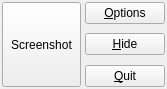
Before: the Qt Designer form lightscreenwindow.ui in manjeetdahiya/lightscreen-clone, drawn with Qt 5.
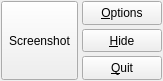
After: the same form once the commit is applied.

Diff of the .ui file:
```diff
--- a/lightscreenwindow.ui
+++ b/lightscreenwindow.ui
@@ -6,8 +6,8 @@
    <rect>
     <x>0</x>
     <y>0</y>
-    <width>167</width>
-    <height>89</height>
+    <width>163</width>
+    <height>81</height>
    </rect>
   </property>
   <property name="windowTitle">
@@ -18,7 +18,7 @@
     <number>4</number>
    </property>
    <property name="margin">
-    <number>2</number>
+    <number>1</number>
    </property>
    <item>
     <widget class="QToolButton" name="screenshotPushButton">
@@ -39,13 +39,19 @@
    <item>
     <layout class="QVBoxLayout" name="buttonLayout">
      <property name="spacing">
-      <number>0</number>
+      <number>4</number>
      </property>
      <property name="sizeConstraint">
       <enum>QLayout::SetMaximumSize</enum>
      </property>
      <item>
       <widget class="QPushButton" name="optionsPushButton">
+       <property name="sizePolicy">
+        <sizepolicy hsizetype="Minimum" vsizetype="Expanding">
+         <horstretch>0</horstretch>
+         <verstretch>0</verstretch>
+        </sizepolicy>
+       </property>
        <property name="toolTip">
         <string>Configure Lightscreen</string>
        </property>
@@ -60,21 +66,14 @@
        </property>
       </widget>
      </item>
-     <item>
-      <spacer name="optionsHideSpacer">
-       <property name="orientation">
-        <enum>Qt::Vertical</enum>
-       </property>
-       <property name="sizeHint" stdset="0">
-        <size>
-         <width>20</width>
-         <height>40</height>
-        </size>
-       </property>
-      </spacer>
-     </item>
      <item>
       <widget class="QPushButton" name="hidePushButton">
+       <property name="sizePolicy">
+        <sizepolicy hsizetype="Minimum" vsizetype="Expanding">
+         <horstretch>0</horstretch>
+         <verstretch>0</verstretch>
+        </sizepolicy>
+       </property>
        <property name="toolTip">
         <string>Hide Lightscreen </string>
        </property>
@@ -92,21 +91,14 @@
        </property>
       </widget>
      </item>
-     <item>
-      <spacer name="hideQuitSpacer">
-       <property name="orientation">
-        <enum>Qt::Vertical</enum>
-       </property>
-       <property name="sizeHint" stdset="0">
-        <size>
-         <width>20</width>
-         <height>40</height>
-        </size>
-       </property>
-      </spacer>
-     </item>
      <item>
       <widget class="QPushButton" name="quitPushButton">
+       <property name="sizePolicy">
+        <sizepolicy hsizetype="Minimum" vsizetype="Expanding">
+         <horstretch>0</horstretch>
+         <verstretch>0</verstretch>
+        </sizepolicy>
+       </property>
        <property name="toolTip">
         <string/>
        </property>
```
